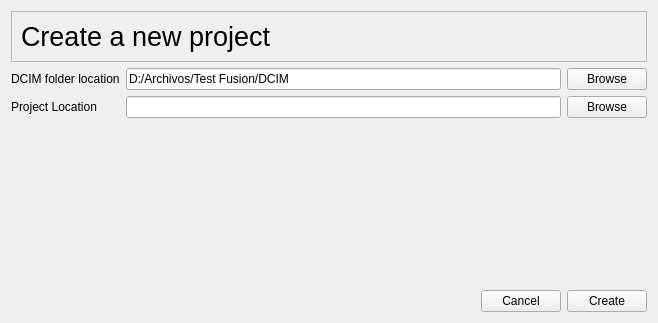
Above: panes/projectcreator.ui from victormac3000/Fusion_ffmpeg_studio before the change. Below: the same form after it.
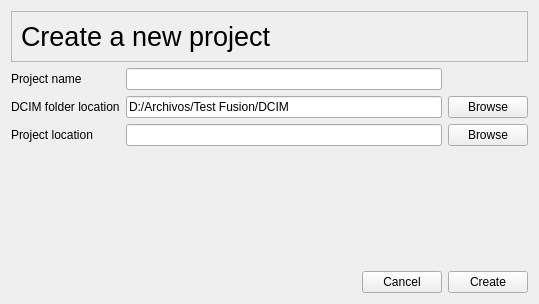
That is the form after the change.

Commit message: Working on project creation

Diff of the .ui file:
```diff
--- a/panes/projectcreator.ui
+++ b/panes/projectcreator.ui
@@ -6,8 +6,8 @@
    <rect>
     <x>0</x>
     <y>0</y>
-    <width>658</width>
-    <height>323</height>
+    <width>539</width>
+    <height>304</height>
    </rect>
   </property>
   <property name="windowTitle">
@@ -49,42 +49,7 @@
    </item>
    <item>
     <layout class="QGridLayout" name="gridLayout">
-     <item row="2" column="0">
-      <widget class="QLabel" name="label_3">
-       <property name="text">
-        <string>Project Location</string>
-       </property>
-      </widget>
-     </item>
-     <item row="2" column="2">
-      <widget class="QPushButton" name="browse_project_location">
-       <property name="text">
-        <string>Browse</string>
-       </property>
-      </widget>
-     </item>
-     <item row="1" column="2">
-      <widget class="QPushButton" name="browse_dcim_location">
-       <property name="text">
-        <string>Browse</string>
-       </property>
-      </widget>
-     </item>
-     <item row="1" column="1">
-      <widget class="QLineEdit" name="dcim_location">
-       <property name="text">
-        <string>D:/Archivos/Test Fusion/DCIM</string>
-       </property>
-      </widget>
-     </item>
-     <item row="1" column="0">
-      <widget class="QLabel" name="label_4">
-       <property name="text">
-        <string>DCIM folder location</string>
-       </property>
-      </widget>
-     </item>
-     <item row="2" column="1">
+     <item row="5" column="2">
       <widget class="QLineEdit" name="project_location">
        <property name="text">
         <string/>
@@ -97,6 +62,54 @@
        </property>
       </widget>
      </item>
+     <item row="3" column="0">
+      <widget class="QLabel" name="label_4">
+       <property name="text">
+        <string>DCIM folder location</string>
+       </property>
+      </widget>
+     </item>
+     <item row="3" column="3">
+      <widget class="QPushButton" name="browse_dcim_location">
+       <property name="text">
+        <string>Browse</string>
+       </property>
+      </widget>
+     </item>
+     <item row="3" column="2">
+      <widget class="QLineEdit" name="dcim_location">
+       <property name="text">
+        <string>D:/Archivos/Test Fusion/DCIM</string>
+       </property>
+       <property name="readOnly">
+        <bool>false</bool>
+       </property>
+      </widget>
+     </item>
+     <item row="5" column="3">
+      <widget class="QPushButton" name="browse_project_location">
+       <property name="text">
+        <string>Browse</string>
+       </property>
+      </widget>
+     </item>
+     <item row="5" column="0">
+      <widget class="QLabel" name="label_3">
+       <property name="text">
+        <string>Project location</string>
+       </property>
+      </widget>
+     </item>
+     <item row="2" column="0">
+      <widget class="QLabel" name="label_2">
+       <property name="text">
+        <string>Project name</string>
+       </property>
+      </widget>
+     </item>
+     <item row="2" column="2">
+      <widget class="QLineEdit" name="project_name"/>
+     </item>
     </layout>
    </item>
    <item>
```
The commit also changes 25 other files.
